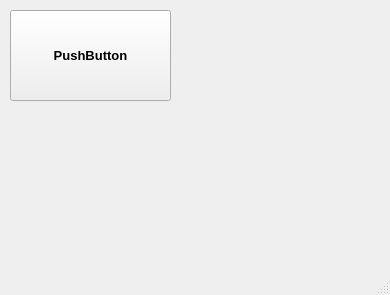
Above: Qt/qt_form.ui from ntd119/ChungKhoanApp before the change. Below: the same form after it.
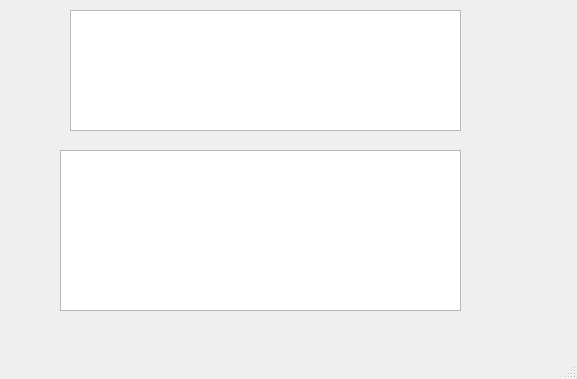
That is the form after the change.

What changed in the file:
```diff
--- a/Qt/qt_form.ui
+++ b/Qt/qt_form.ui
@@ -6,32 +6,32 @@
    <rect>
     <x>0</x>
     <y>0</y>
-    <width>390</width>
-    <height>295</height>
+    <width>577</width>
+    <height>379</height>
    </rect>
   </property>
   <property name="windowTitle">
    <string>MainWindow</string>
   </property>
   <widget class="QWidget" name="centralwidget">
-   <widget class="QPushButton" name="pushButton">
+   <widget class="QTableView" name="tableView">
     <property name="geometry">
      <rect>
-      <x>10</x>
+      <x>70</x>
       <y>10</y>
-      <width>161</width>
-      <height>91</height>
+      <width>391</width>
+      <height>121</height>
      </rect>
     </property>
-    <property name="font">
-     <font>
-      <pointsize>10</pointsize>
-      <weight>75</weight>
-      <bold>true</bold>
-     </font>
-    </property>
-    <property name="text">
-     <string>PushButton</string>
+   </widget>
+   <widget class="QTableWidget" name="tableWidget">
+    <property name="geometry">
+     <rect>
+      <x>60</x>
+      <y>150</y>
+      <width>401</width>
+      <height>161</height>
+     </rect>
     </property>
    </widget>
   </widget>
```
Left out of the diff: 2 changed lines with no effect on the pictures.
